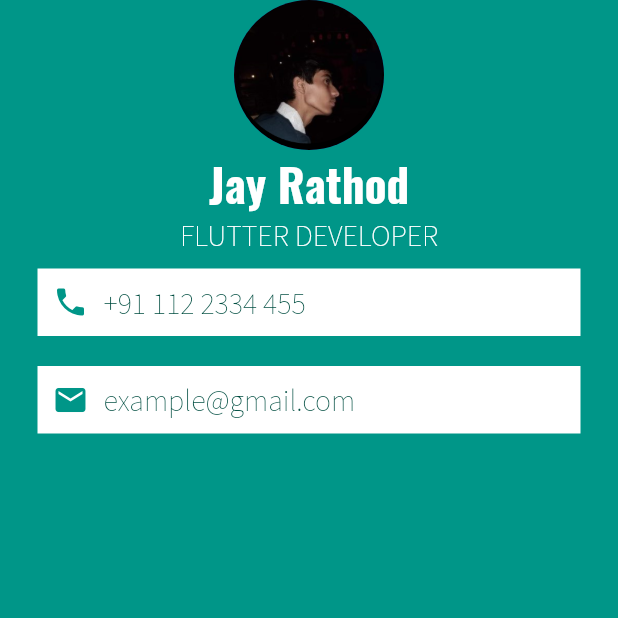
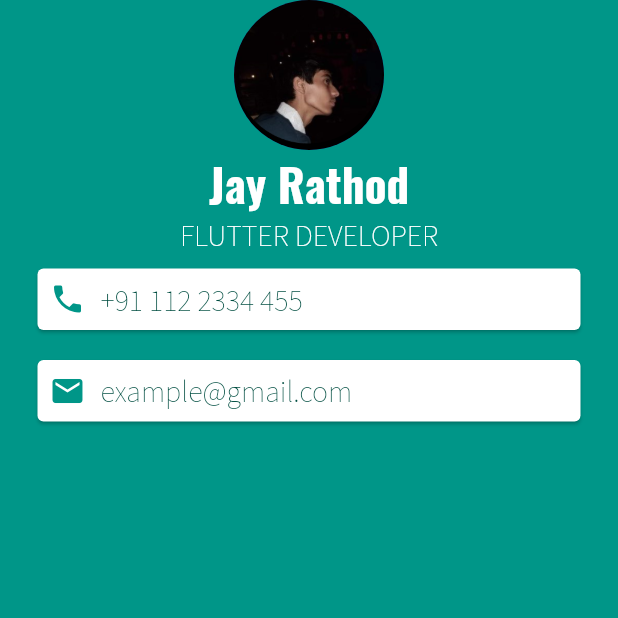
Before and after one commit to zzjjaayy/Flutter_personal_card, a Flutter app: the screen it shows after launch, on a phone screen of 412 x 824 dp, the top half of it. Run offline on Flutter 3.47's test engine with Material 2 defaults, Android fonts, the phone set to English and light mode, and no system bars.

Commit message:
Using Card and Padding Widget

```diff
--- a/lib/main.dart
+++ b/lib/main.dart
@@ -6,10 +6,9 @@ void main() {
   runApp(MyApp());
 }
 
-// Using icons in flutter app :
-// Instead of using image resources for icons, a "Icon" widget is used.
-// It adds flexibility and it is not displayed but drawn.
-// to get different icons go to -> https://www.materialpalette.com/icons
+// Using padding in Widgets which don't support it
+// The unsupported widget can be enclosed in a "Padding" widget
+// The padding widget does not actually work like padding but like margin.
 class MyApp extends StatelessWidget {
   @override
   Widget build(BuildContext context) {
@@ -40,15 +39,15 @@ class MyApp extends StatelessWidget {
                   fontFamily: 'SourceSansPro',
                 ),
               ),
-              Container(
+              Card(
                 color: Colors.white,
                 margin: EdgeInsets.symmetric(vertical: 10.0, horizontal: 25.0),
-                padding: EdgeInsets.all(10.0),
+                child: Padding(
+                  padding: const EdgeInsets.all(8.0),
                   child: Row(
                     children: [
                       Icon(
-                      Icons.phone, // the "Icons" class supports Material icons
-                      // size: 100.0, // for changing size of the icon
+                        Icons.phone,
                         color: Colors.teal.shade500,
                       ),
                       SizedBox(
@@ -59,17 +58,17 @@ class MyApp extends StatelessWidget {
                         style: TextStyle(
                             fontSize: 20.0,
                             color: Colors.teal[900],
-                          // the [] brackets are used for defining shade {the higher -> the darker}
-                          // It can also be done as "teal.shade900"
                             fontFamily: 'SourceSansPro'),
                       ),
                     ],
                   ),
                 ),
-              Container(
+              ),
+              Card(
                 color: Colors.white,
                 margin: EdgeInsets.symmetric(vertical: 10.0, horizontal: 25.0),
-                padding: EdgeInsets.all(10.0),
+                child: Padding(
+                  padding: const EdgeInsets.all(8.0),
                   child: Row(
                     children: [
                       Icon(
@@ -89,6 +88,7 @@ class MyApp extends StatelessWidget {
                     ],
                   ),
                 ),
+              ),
             ],
           ),
         ),
```
Lines whose indentation alone changed are shown as unchanged.
